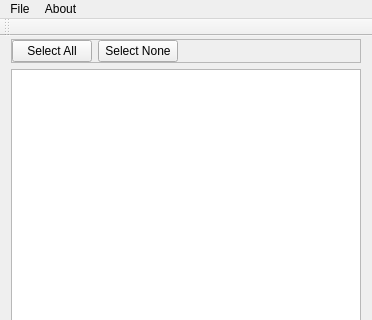
The window that ui/mainwindow.ui (EIGHTFINITE/bae) describes before a commit, drawn with Qt 5; both pictures show x 0 to 372 and y 0 to 320 of the 372 by 516 pixel window.
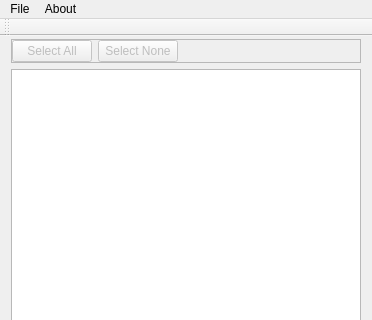
The same window after the commit.

Commit message: Set button bar to disabled by default

What changed in the file:
```diff
--- a/ui/mainwindow.ui
+++ b/ui/mainwindow.ui
@@ -25,7 +25,10 @@
      <number>3</number>
     </property>
     <item>
-     <widget class="QFrame" name="frame">
+     <widget class="QFrame" name="btnBar">
+      <property name="enabled">
+       <bool>false</bool>
+      </property>
       <property name="frameShape">
        <enum>QFrame::StyledPanel</enum>
       </property>
```
The commit also changes 1 other file.
